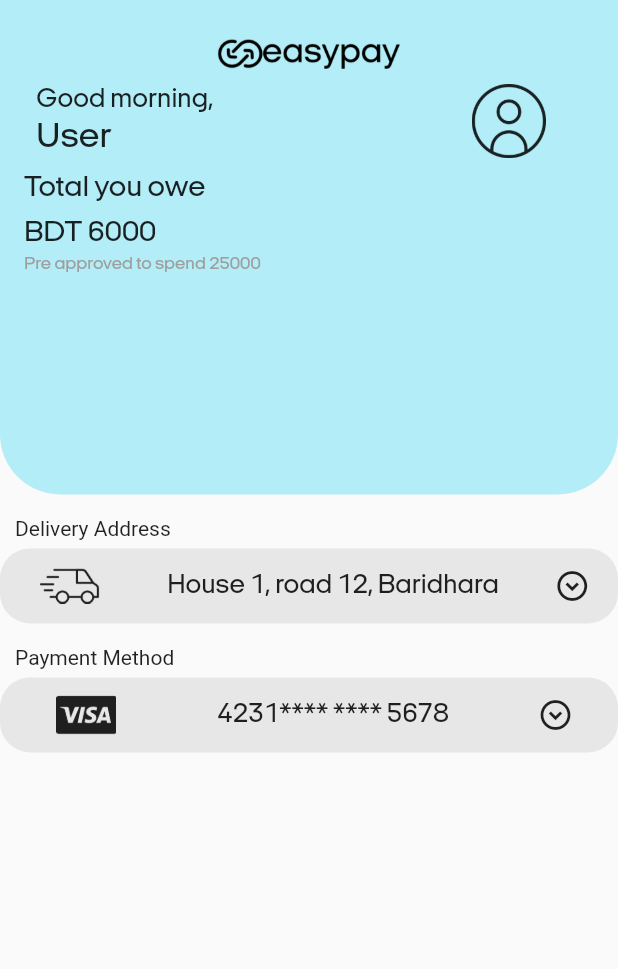
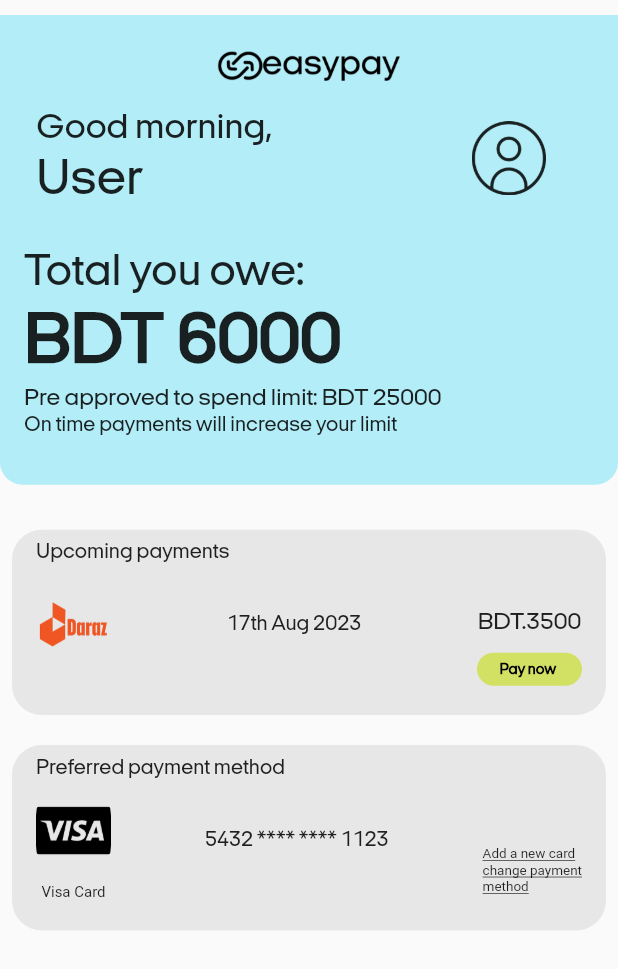
Before and after one commit to tahmid56/easypay, a Flutter app: the SettingsPage widget shown alone on an empty page, opened directly, on a phone screen of 412 x 824 dp. Shown: the top 969 px of the screen. Run offline on Flutter 3.47's test engine with Material 2 defaults, Android fonts, the phone set to English and light mode, and no system bars; our stand-ins replace dio, file_picker, flutter_riverpod, go_router, shared_preferences; accounts and stored records are empty; network calls fail; Roboto replaces fonts that are missing (ip2).

Commit message:
settings page half design done

```diff
--- a/lib/screens/orders_page.dart
+++ b/lib/screens/orders_page.dart
@@ -90,10 +90,10 @@
                                           ),
                                         ],
                                       ),
-                                      Padding(
-                                        padding: const EdgeInsets.symmetric(
+                                      const Padding(
+                                        padding: EdgeInsets.symmetric(
                                             horizontal: 15),
-                                        child: const Text(
+                                        child: Text(
                                           "Total you owe",
                                           style: TextStyle(
                                               fontSize: 30,
@@ -109,27 +109,30 @@
                               const SizedBox(
                                 height: 20,
                               ),
-                              const Divider(
-                                thickness: 2,
-                              ),
                               Container(
                                   decoration: BoxDecoration(
                                       border: Border.all(
                                         width: 1,
-                                        color: Colors.grey,
+                                        color: Colors.black26,
                                       ),
                                       borderRadius: BorderRadius.circular(12)),
                                   height:
-                                      MediaQuery.of(context).size.height * 0.7,
+                                      MediaQuery.of(context).size.height * 0.6,
                                   child: ListView.builder(
                                       itemCount: data?.data.length ?? 0,
                                       itemBuilder: (context, index) {
                                         return Padding(
                                           padding: const EdgeInsets.symmetric(
                                               vertical: 10),
+                                          child: Container(
+                                            decoration: const BoxDecoration(
+                                                border: Border(
+                                                    bottom: BorderSide(
+                                                        color: Colors.black26,
+                                                        width: 0.5))),
                                             child: OrderListTile(
-                                            date:
-                                                data!.data[index].purchasedDate,
+                                              date: data!
+                                                  .data[index].purchasedDate,
                                               imgUrl:
                                                   data.data[index].storeImgLink,
                                               titleText:
@@ -137,6 +140,7 @@
                                               price: data.data[index].amount,
                                               id: data.data[index].orderId
                                                   .toString(),
+                                            ),
                                           ),
                                         );
                                       }))
--- a/lib/screens/settings_page.dart
+++ b/lib/screens/settings_page.dart
@@ -6,17 +6,19 @@
 
   @override
   Widget build(BuildContext context) {
-    return SafeArea(
-      child: Column(
+    return Column(
       crossAxisAlignment: CrossAxisAlignment.start,
       children: [
+        const SizedBox(
+          height: 10,
+        ),
         Container(
-            height: MediaQuery.of(context).size.height * 0.4,
+          height: MediaQuery.of(context).size.height * 0.38,
           decoration: const BoxDecoration(
             color: Color(0xffB3EDF7),
             borderRadius: BorderRadius.only(
-                  bottomLeft: Radius.circular(40),
-                  bottomRight: Radius.circular(40)),
+                bottomLeft: Radius.circular(15),
+                bottomRight: Radius.circular(15)),
           ),
           child: Padding(
             padding: const EdgeInsets.all(16.0),
@@ -24,7 +26,7 @@
               crossAxisAlignment: CrossAxisAlignment.start,
               children: [
                 const SizedBox(
-                    height: 10,
+                  height: 8,
                 ),
                 const Align(
                   alignment: Alignment.center,
@@ -35,7 +37,7 @@
                   ),
                 ),
                 const SizedBox(
-                    height: 10,
+                  height: 20,
                 ),
                 Padding(
                   padding: const EdgeInsets.symmetric(horizontal: 8),
@@ -48,7 +50,7 @@
                           Text(
                             "Good morning,",
                             style: TextStyle(
-                                fontSize: 18,
+                              fontSize: 24,
                               fontFamily: CustomTheme.fontFamily,
                             ),
                           ),
@@ -58,7 +60,7 @@
                           Text(
                             "User",
                             style: TextStyle(
-                                fontSize: 24,
+                              fontSize: 34,
                               fontFamily: CustomTheme.fontFamily,
                             ),
                           ),
@@ -79,111 +81,214 @@
                   ),
                 ),
                 const SizedBox(
-                    height: 10,
+                  height: 30,
                 ),
                 const Text(
-                    "Total you owe",
+                  "Total you owe:",
                   style: TextStyle(
-                        fontFamily: CustomTheme.fontFamily, fontSize: 20),
+                    fontFamily: CustomTheme.fontFamily,
+                    fontSize: 30,
+                  ),
                 ),
                 const SizedBox(
-                    height: 10,
+                  height: 8,
                 ),
                 const Text(
                   "BDT 6000",
                   style: TextStyle(
-                        fontFamily: CustomTheme.fontFamily, fontSize: 20),
+                      fontFamily: CustomTheme.fontFamily,
+                      fontSize: 48,
+                      fontWeight: FontWeight.bold),
                 ),
                 const SizedBox(
                   height: 5,
                 ),
                 const Text(
-                    "Pre approved to spend 25000",
+                  "Pre approved to spend limit: BDT 25000",
                   style: TextStyle(
                     fontFamily: CustomTheme.fontFamily,
-                        fontSize: 12,
-                        color: Colors.grey),
+                    fontSize: 16,
+                  ),
+                ),
+                const SizedBox(
+                  height: 2,
+                ),
+                const Text(
+                  "On time payments will increase your limit",
+                  style: TextStyle(fontFamily: CustomTheme.fontFamily),
+                )
+              ],
+            ),
+          ),
+        ),
+        const SizedBox(
+          height: 30,
+        ),
+        Padding(
+          padding: const EdgeInsets.symmetric(horizontal: 8.0),
+          child: Container(
+            height: MediaQuery.of(context).size.height * 0.15,
+            width: MediaQuery.of(context).size.width,
+            decoration: BoxDecoration(
+              color: const Color(0xffe7e7e7),
+              borderRadius: BorderRadius.circular(20),
+            ),
+            child: Padding(
+              padding:
+                  const EdgeInsets.symmetric(horizontal: 16.0, vertical: 8.0),
+              child: Column(
+                crossAxisAlignment: CrossAxisAlignment.start,
+                children: [
+                  const Text(
+                    "Upcoming payments",
+                    style: TextStyle(fontFamily: CustomTheme.fontFamily),
+                  ),
+                  Row(
+                    mainAxisAlignment: MainAxisAlignment.spaceBetween,
+                    children: [
+                      ClipRRect(
+                        borderRadius: BorderRadius.circular(50),
+                        child: Image.asset(
+                          'assets/icons/daraz.png',
+                          height: 60,
+                          width: 50,
+                        ),
+                      ),
+                      const Text(
+                        "17th Aug 2023",
+                        style: TextStyle(fontFamily: CustomTheme.fontFamily),
+                      ),
+                      Column(
+                        children: [
+                          const SizedBox(
+                            height: 32,
+                          ),
+                          const Text(
+                            "BDT.3500",
+                            style: TextStyle(
+                                fontSize: 16,
+                                fontWeight: FontWeight.w500,
+                                fontFamily: CustomTheme.fontFamily),
+                          ),
+                          const SizedBox(
+                            height: 12,
+                          ),
+                          Container(
+                            width: 70,
+                            decoration: BoxDecoration(
+                                color: const Color(0xffD2E063),
+                                borderRadius: BorderRadius.circular(30)),
+                            child: const Padding(
+                              padding: EdgeInsets.symmetric(
+                                  horizontal: 15, vertical: 6),
+                              child: Text(
+                                "Pay now",
+                                style: TextStyle(
+                                    fontSize: 10,
+                                    fontFamily: CustomTheme.fontFamily,
+                                    color: Colors.black,
+                                    fontWeight: FontWeight.bold),
+                              ),
+                            ),
+                          ),
+                        ],
+                      )
+                    ],
+                  )
+                ],
+              ),
+            ),
+          ),
+        ),
+        const SizedBox(
+          height: 20,
+        ),
+        Padding(
+          padding: const EdgeInsets.symmetric(horizontal: 8.0),
+          child: Container(
+            height: MediaQuery.of(context).size.height * 0.15,
+            width: MediaQuery.of(context).size.width,
+            decoration: BoxDecoration(
+              color: const Color(0xffe7e7e7),
+              borderRadius: BorderRadius.circular(20),
+            ),
+            child: Padding(
+              padding:
+                  const EdgeInsets.symmetric(horizontal: 16.0, vertical: 8.0),
+              child: Column(
+                crossAxisAlignment: CrossAxisAlignment.start,
+                children: [
+                  const Text(
+                    "Preferred payment method",
+                    style: TextStyle(fontFamily: CustomTheme.fontFamily),
+                  ),
+                  Row(
+                    mainAxisAlignment: MainAxisAlignment.spaceBetween,
+                    children: [
+                      Column(
+                        children: [
+                          ClipRRect(
+                            borderRadius: BorderRadius.circular(50),
+                            child: Image.asset(
+                              'assets/icons/visaIcon.png',
+                              height: 70,
+                              width: 50,
+                            ),
+                          ),
+                          const Text(
+                            "Visa Card",
+                            style: TextStyle(fontSize: 10),
+                          )
+                        ],
+                      ),
+                      const Text(
+                        "5432 **** **** 1123",
+                        style: TextStyle(fontFamily: CustomTheme.fontFamily),
+                      ),
+                      const Column(
+                        children: [
+                          SizedBox(
+                            height: 42,
+                          ),
+                          Column(
+                            crossAxisAlignment: CrossAxisAlignment.start,
+                            children: [
+                              Text(
+                                "Add a new card",
+                                style: TextStyle(
+                                    decoration: TextDecoration.underline,
+                                    fontSize: 9),
+                              ),
+                              Text(
+                                "change payment",
+                                style: TextStyle(
+                                    decoration: TextDecoration.underline,
+                                    fontSize: 9),
+                              ),
+                              Text(
+                                "method",
+                                style: TextStyle(
+                                    decoration: TextDecoration.underline,
+                                    fontSize: 9),
+                              ),
+                            ],
+                          ),
+                        ],
+                      ),
+                    ],
                   ),
                 ],
               ),
             ),
           ),
+        ),
         const SizedBox(
-            height: 10,
-          ),
-          const Padding(
-            padding: EdgeInsets.symmetric(horizontal: 10, vertical: 5),
-            child: Text("Delivery Address"),
+          height: 20,
         ),
         Container(
-            height: 50,
-            decoration: BoxDecoration(
-              color: const Color(0xffe7e7e7),
-              borderRadius: BorderRadius.circular(20),
-            ),
-            child: const Row(
-              mainAxisAlignment: MainAxisAlignment.spaceAround,
-              children: [
-                Padding(
-                  padding: EdgeInsets.symmetric(horizontal: 8.0),
-                  child: SizedBox(
-                    height: 40,
-                    child: FittedBox(
-                      fit: BoxFit.cover,
-                      child: ImageIcon(
-                        AssetImage("assets/icons/delivaryCar.png"),
-                      ),
-                    ),
-                  ),
-                ),
-                Text(
-                  "House 1, road 12, Baridhara",
-                  style: TextStyle(
-                      fontFamily: CustomTheme.fontFamily, fontSize: 18),
-                ),
-                Icon(Icons.expand_circle_down_outlined)
+
+        )
       ],
-            ),
-          ),
-          const SizedBox(
-            height: 10,
-          ),
-          const Padding(
-            padding: EdgeInsets.symmetric(horizontal: 10, vertical: 5),
-            child: Text("Payment Method"),
-          ),
-          Container(
-            height: 50,
-            decoration: BoxDecoration(
-              color: const Color(0xffe7e7e7),
-              borderRadius: BorderRadius.circular(20),
-            ),
-            child: const Row(
-              mainAxisAlignment: MainAxisAlignment.spaceAround,
-              children: [
-                Padding(
-                  padding: EdgeInsets.symmetric(horizontal: 8.0),
-                  child: SizedBox(
-                    height: 40,
-                    child: FittedBox(
-                      fit: BoxFit.cover,
-                      child: ImageIcon(
-                        AssetImage("assets/icons/visaIcon.png"),
-                      ),
-                    ),
-                  ),
-                ),
-                Text(
-                  "4231**** **** 5678",
-                  style: TextStyle(
-                      fontFamily: CustomTheme.fontFamily, fontSize: 18),
-                ),
-                Icon(Icons.expand_circle_down_outlined)
-              ],
-            ),
-          ),
-        ],
-      ),
     );
   }
 }
```
Lines whose indentation alone changed are shown as unchanged.
